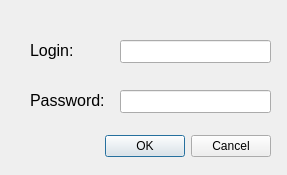
Before: the Qt Designer form authdialog.ui in trygogins/rosa-cloud, drawn with Qt 5.
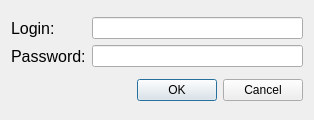
After: the same form once the commit is applied.

Commit message: Use index to setup AuthDialog

```diff
--- a/authdialog.ui
+++ b/authdialog.ui
@@ -6,85 +6,69 @@
    <rect>
     <x>0</x>
     <y>0</y>
-    <width>287</width>
-    <height>175</height>
+    <width>314</width>
+    <height>120</height>
    </rect>
   </property>
   <property name="windowTitle">
    <string>Dialog</string>
   </property>
-  <widget class="QDialogButtonBox" name="buttonBox">
-   <property name="geometry">
-    <rect>
-     <x>30</x>
-     <y>130</y>
-     <width>241</width>
-     <height>32</height>
-    </rect>
-   </property>
-   <property name="orientation">
-    <enum>Qt::Horizontal</enum>
-   </property>
-   <property name="standardButtons">
-    <set>QDialogButtonBox::Cancel|QDialogButtonBox::Ok</set>
-   </property>
-  </widget>
-  <widget class="QLineEdit" name="lineEdit">
-   <property name="geometry">
-    <rect>
-     <x>120</x>
-     <y>40</y>
-     <width>151</width>
-     <height>23</height>
-    </rect>
-   </property>
-  </widget>
-  <widget class="QLabel" name="label">
-   <property name="geometry">
-    <rect>
-     <x>30</x>
-     <y>40</y>
-     <width>57</width>
-     <height>21</height>
-    </rect>
-   </property>
-   <property name="font">
-    <font>
-     <pointsize>12</pointsize>
-    </font>
-   </property>
-   <property name="text">
-    <string>Login:</string>
-   </property>
-  </widget>
-  <widget class="QLabel" name="label_2">
-   <property name="geometry">
-    <rect>
-     <x>30</x>
-     <y>90</y>
-     <width>81</width>
-     <height>21</height>
-    </rect>
-   </property>
-   <property name="font">
-    <font>
-     <pointsize>12</pointsize>
-    </font>
-   </property>
-   <property name="text">
-    <string>Password:</string>
-   </property>
-  </widget>
-  <widget class="QLineEdit" name="lineEdit_2">
-   <property name="geometry">
-    <rect>
-     <x>120</x>
-     <y>90</y>
-     <width>151</width>
-     <height>23</height>
-    </rect>
-   </property>
-  </widget>
+  <layout class="QVBoxLayout" name="verticalLayout">
+   <item>
+    <layout class="QGridLayout" name="gridLayout">
+     <item row="0" column="1">
+      <widget class="QLineEdit" name="loginEdit"/>
+     </item>
+     <item row="0" column="0">
+      <widget class="QLabel" name="loginLabel">
+       <property name="font">
+        <font>
+         <pointsize>12</pointsize>
+        </font>
+       </property>
+       <property name="text">
+        <string>Login:</string>
+       </property>
+       <property name="buddy">
+        <cstring>loginEdit</cstring>
+       </property>
+      </widget>
+     </item>
+     <item row="1" column="0">
+      <widget class="QLabel" name="passwordLabel">
+       <property name="font">
+        <font>
+         <pointsize>12</pointsize>
+        </font>
+       </property>
+       <property name="text">
+        <string>Password:</string>
+       </property>
+       <property name="buddy">
+        <cstring>passwordEdit</cstring>
+       </property>
+      </widget>
+     </item>
+     <item row="1" column="1">
+      <widget class="QLineEdit" name="passwordEdit">
+       <property name="echoMode">
+        <enum>QLineEdit::Password</enum>
+       </property>
+      </widget>
+     </item>
+    </layout>
+   </item>
+   <item>
+    <widget class="QDialogButtonBox" name="buttonBox">
+     <property name="orientation">
+      <enum>Qt::Horizontal</enum>
+     </property>
+     <property name="standardButtons">
+      <set>QDialogButtonBox::Cancel|QDialogButtonBox::Ok</set>
+     </property>
+    </widget>
+   </item>
+  </layout>
  </widget>
  <resources/>
  <connections>
```
Left out of the diff: 16 changed lines with no effect on the pictures. The commit also changes 4 other files.
